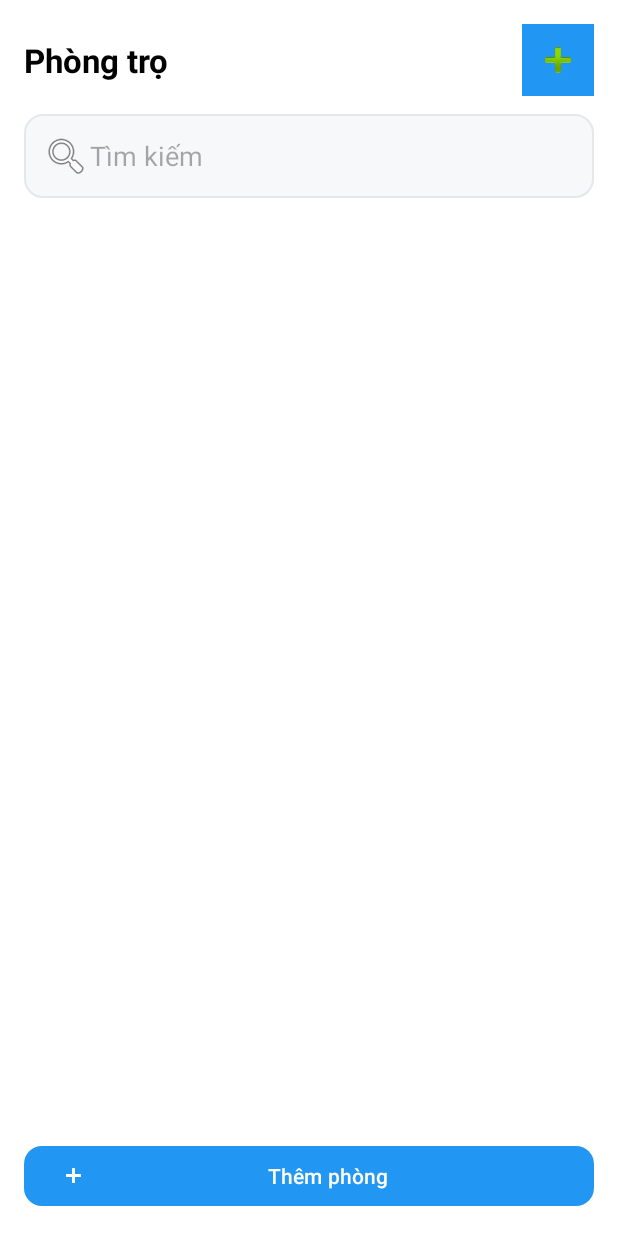
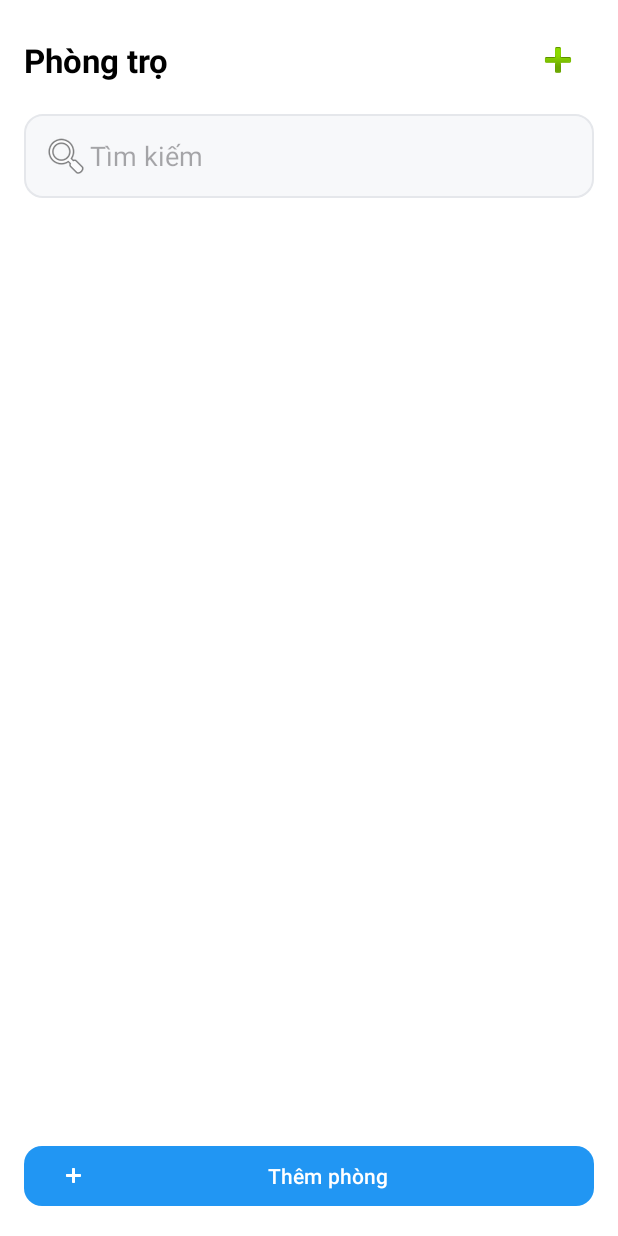
Before and after one commit to phud22cntt03/QLPhongTro, an Android app: the layout activity_room_list.xml on its own in the app's theme, with its tools: preview values and no code run, on a phone screen of 412 x 824 dp. Run offline under Robolectric (Android 15) with nearby library versions, the phone set to English and light mode, and no system bars.

Commit message:
update quản lý phòng activity

```diff
--- a/app/src/main/res/layout/activity_main.xml
+++ b/app/src/main/res/layout/activity_main.xml
@@ -145,7 +145,7 @@
                 <TextView
                     android:layout_width="wrap_content"
                     android:layout_height="wrap_content"
-                    android:text="Hóa đơn va Thanh toán"
+                    android:text="Hóa đơn và Thanh toán"
                     android:textSize="18sp"
                     android:textStyle="bold" />
 
@@ -192,7 +192,7 @@
                 <TextView
                     android:layout_width="wrap_content"
                     android:layout_height="wrap_content"
-                    android:text="Thông báo va Nhắc nhở"
+                    android:text="Thông báo và Nhắc nhở"
                     android:textSize="18sp"
                     android:textStyle="bold" />
 
--- a/app/src/main/res/layout/activity_room_list.xml
+++ b/app/src/main/res/layout/activity_room_list.xml
@@ -28,23 +28,24 @@
             android:id="@+id/btnAdd"
             android:layout_width="48dp"
             android:layout_height="48dp"
-            android:background="@color/blue"
+            android:background="@color/onPrimary"
             android:contentDescription="@string/add_room"
             android:src="@android:drawable/ic_input_add" />
     </LinearLayout>
 
     <!-- Ô tìm kiếm -->
+
+    <!-- Danh sách phòng -->
     <EditText
         android:id="@+id/etSearch"
         android:layout_width="match_parent"
         android:layout_height="wrap_content"
+        android:layout_marginTop="12dp"
+        android:background="@drawable/bg_edittext"
+        android:drawableStart="@android:drawable/ic_menu_search"
         android:hint="Tìm kiếm"
-        android:drawableStart="@android:drawable/ic_menu_search"
-        android:padding="12dp"
-        android:layout_marginTop="12dp"
-        android:background="@drawable/bg_edittext" />
+        android:padding="12dp" />
 
-    <!-- Danh sách phòng -->
     <androidx.recyclerview.widget.RecyclerView
         android:id="@+id/rvRooms"
         android:layout_width="match_parent"
```
Also changed, not shown: app/src/main/AndroidManifest.xml (+4 -16 lines), app/src/main/java/com/example/qunlphngtr/MainActivity.kt (+7 -0 lines), app/src/main/java/com/example/qunlphngtr/QuanLyPhongActivity.kt (added, +12 -0 lines).
